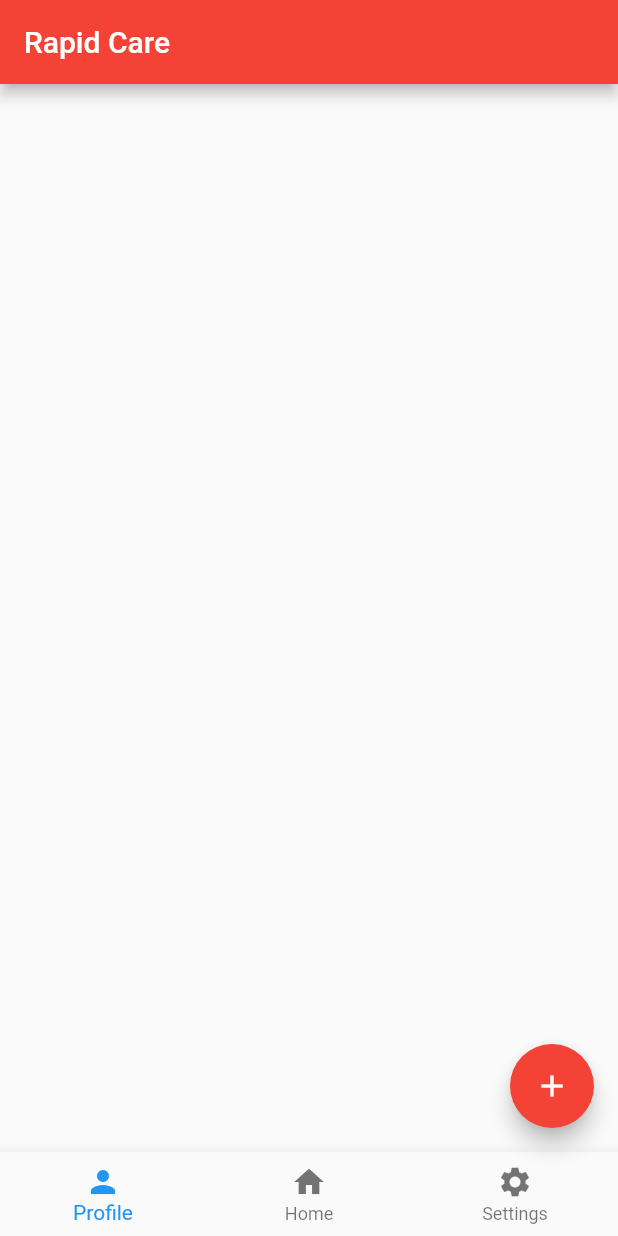
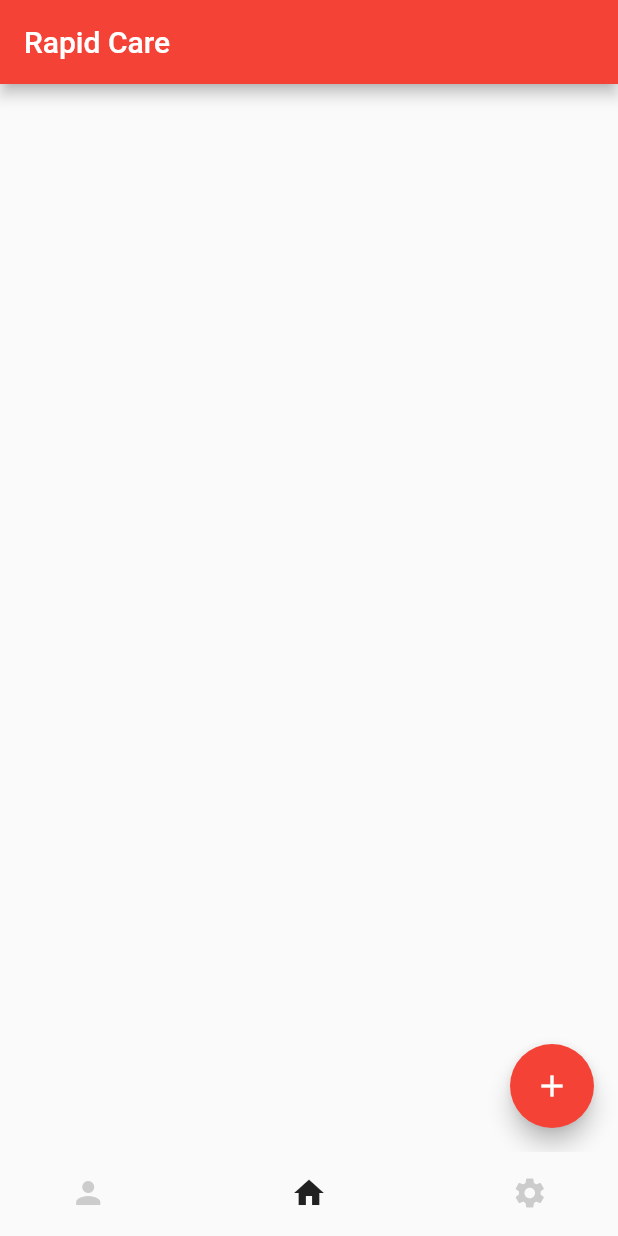
Before and after one commit to aolivas92/2023-GSDC-Challenge, a Flutter app: the screen it shows after launch, on a phone screen of 412 x 824 dp. Run offline on Flutter 3.47's test engine with Material 2 defaults, Android fonts, the phone set to English and light mode, and no system bars.

Commit message:
changed the main page to call the new files I made that interact with the pages :)

```diff
--- a/rapid_care/lib/main.dart
+++ b/rapid_care/lib/main.dart
@@ -1,32 +1,21 @@
 import 'package:flutter/material.dart';
+import 'package:rapid_care/pages/main_page.dart';
 
 void main(List<String> args) {
-  runApp(homePage());
+  runApp(const mainPage());
 }
 
-class homePage extends StatelessWidget {
-  const homePage({super.key});
+class mainPage extends StatelessWidget {
+  const mainPage({super.key});
 
   @override
   Widget build(BuildContext context) {
     return MaterialApp(
-        home: Scaffold(
-      appBar:
-          AppBar(backgroundColor: Colors.red, title: const Text('Rapid Care')),
-      floatingActionButton: FloatingActionButton(
-        child: Icon(Icons.add),
-        backgroundColor: Colors.red,
-        onPressed: () {
-          print('pressed!');
-        },
-      ),
-      bottomNavigationBar: BottomNavigationBar(
-        items: const [
-          BottomNavigationBarItem(icon: Icon(Icons.person), label: 'Profile'),
-          BottomNavigationBarItem(icon: Icon(Icons.home), label: 'Home'),
-          BottomNavigationBarItem(icon: Icon(Icons.settings), label: 'Settings')
-        ],
-      ),
-    ));
+        title: 'Rapid Care',
+        debugShowCheckedModeBanner: false,
+        theme: ThemeData(
+          primarySwatch: Colors.red,
+        ),
+    home: const MainPage()); // This is the main page of the app that gets called from main_page.dart
   }
 }
--- /dev/null
+++ b/rapid_care/lib/pages/home_page.dart
@@ -0,0 +1,26 @@
+import 'package:flutter/cupertino.dart';
+import 'package:flutter/material.dart';
+
+class homePage extends StatefulWidget {
+  const homePage({Key? key}) : super(key: key);
+
+  @override
+  State<homePage> createState() => _homePageState();
+}
+
+class _homePageState extends State<homePage> {
+  @override
+  Widget build(BuildContext context) {
+    return Scaffold(
+    appBar:
+    AppBar(backgroundColor: Colors.red, title: const Text('Rapid Care')),
+    floatingActionButton: FloatingActionButton(
+    backgroundColor: Colors.red,
+    onPressed: () {
+    print('pressed!');
+    },
+    child: const Icon(Icons.add),
+    )
+    );
+  }
+}
--- /dev/null
+++ b/rapid_care/lib/pages/main_page.dart
@@ -0,0 +1,51 @@
+import 'package:flutter/cupertino.dart';
+import 'package:flutter/material.dart';
+import 'package:rapid_care/pages/profile_page.dart';
+import 'package:rapid_care/pages/settings_page.dart';
+
+import 'home_page.dart';
+
+class MainPage extends StatefulWidget {
+  const MainPage({Key? key}) : super(key: key);
+
+  @override
+  State<MainPage> createState() => _MainPageState();
+}
+
+class _MainPageState extends State<MainPage> {
+  //List of pages that will be called to display their respective pages
+  final List _pages = [
+    const profilePage(), //calls profile page
+    const homePage(), //calls home page
+    const settingsPage(), //calls settings page
+  ];
+  //function to change the page when the bottom navigation bar is tapped
+  int _currentIndex = 1;
+  void onTabTapped(int index) {
+    setState(() {
+      _currentIndex = index;
+    });
+  }
+//this contains bottom navigation bar
+  @override
+  Widget build(BuildContext context) {
+    return Scaffold(
+      body: _pages[_currentIndex],
+      bottomNavigationBar: BottomNavigationBar(
+        type: BottomNavigationBarType.shifting, //change animation type
+        onTap: onTabTapped,
+        currentIndex: _currentIndex,
+        selectedItemColor: Colors.black87,
+        unselectedItemColor: Colors.grey.withOpacity(0.5),
+        showSelectedLabels: false,
+        showUnselectedLabels: false,
+        elevation: 0,
+        items: const [
+          BottomNavigationBarItem(icon: Icon(Icons.person), label: 'Profile'),
+          BottomNavigationBarItem(icon: Icon(Icons.home), label: 'Home'),
+          BottomNavigationBarItem(icon: Icon(Icons.settings), label: 'Settings')
+        ],
+      )
+    );
+  }
+}
```
Also changed, not shown: rapid_care/lib/pages/profile_page.dart (added, +15 -0 lines), rapid_care/lib/pages/settings_page.dart (added, +14 -0 lines), 1 other file.
